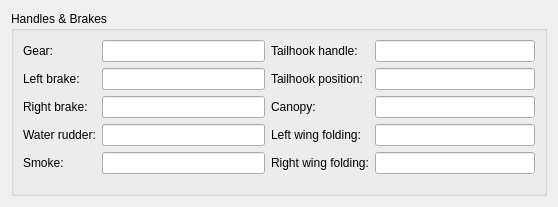
Qt form src/UserInterface/src/Widget/AircraftHandleWidget.ui (till213/SkyDolly) before a commit.
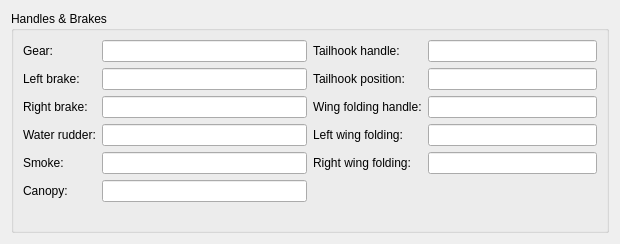
The same form after that commit.

Commit message: Show wing folding handle in UI

Diff of the .ui file:
```diff
--- a/src/UserInterface/src/Widget/AircraftHandleWidget.ui
+++ b/src/UserInterface/src/Widget/AircraftHandleWidget.ui
@@ -6,15 +6,15 @@
    <rect>
     <x>0</x>
     <y>0</y>
-    <width>558</width>
-    <height>207</height>
+    <width>620</width>
+    <height>244</height>
    </rect>
   </property>
   <property name="windowTitle">
    <string>Form</string>
   </property>
-  <layout class="QGridLayout" name="gridLayout_2">
-   <item row="0" column="0">
+  <layout class="QVBoxLayout" name="verticalLayout">
+   <item>
     <widget class="QGroupBox" name="groupBox_7">
      <property name="minimumSize">
       <size>
@@ -125,6 +125,29 @@
           </property>
          </widget>
         </item>
+        <item row="5" column="0">
+         <widget class="QLabel" name="label_61">
+          <property name="text">
+           <string>Canopy:</string>
+          </property>
+         </widget>
+        </item>
+        <item row="5" column="1">
+         <widget class="QLineEdit" name="canopyOpenLineEdit">
+          <property name="minimumSize">
+           <size>
+            <width>160</width>
+            <height>0</height>
+           </size>
+          </property>
+          <property name="text">
+           <string/>
+          </property>
+          <property name="readOnly">
+           <bool>true</bool>
+          </property>
+         </widget>
+        </item>
        </layout>
       </item>
       <item>
@@ -170,23 +193,20 @@
          </widget>
         </item>
         <item row="2" column="0">
-         <widget class="QLabel" name="label_61">
+         <widget class="QLabel" name="label_63">
           <property name="text">
-           <string>Canopy:</string>
+           <string>Wing folding handle:</string>
           </property>
          </widget>
         </item>
         <item row="2" column="1">
-         <widget class="QLineEdit" name="canopyOpenLineEdit">
+         <widget class="QLineEdit" name="wingFoldingHandleLineEdit">
           <property name="minimumSize">
            <size>
             <width>160</width>
             <height>0</height>
            </size>
           </property>
-          <property name="text">
-           <string/>
-          </property>
           <property name="readOnly">
            <bool>true</bool>
           </property>
```
The commit also changes 4 other files.
